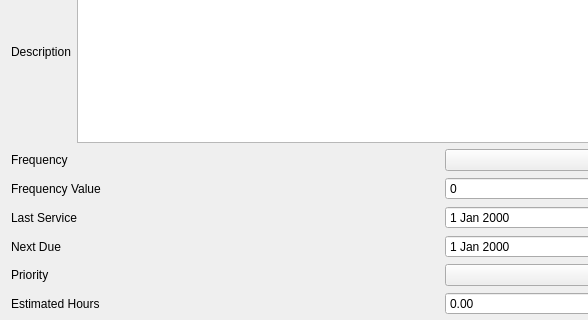
Old version of the form app/ui/forms/add_pm.ui in the repository Apie-dup/MaintenanceSystem; both pictures show x 0 to 588 and y 135 to 455 of the 884 by 729 pixel window.
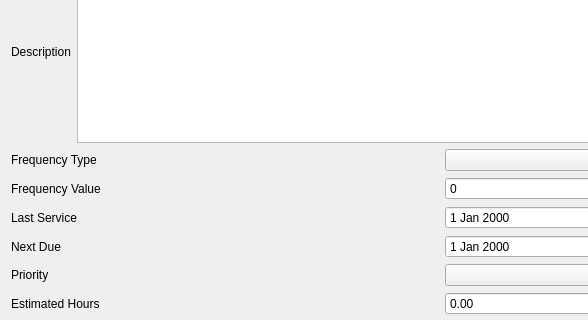
New version of the form.

What changed in the file:
```diff
--- a/app/ui/forms/add_pm.ui
+++ b/app/ui/forms/add_pm.ui
@@ -79,7 +79,7 @@
      <item>
       <widget class="QLabel" name="lblFrequency">
        <property name="text">
-        <string>Frequency</string>
+        <string>Frequency Type</string>
        </property>
       </widget>
      </item>
```
Left out of the diff: 8 changed lines with no effect on the pictures.
